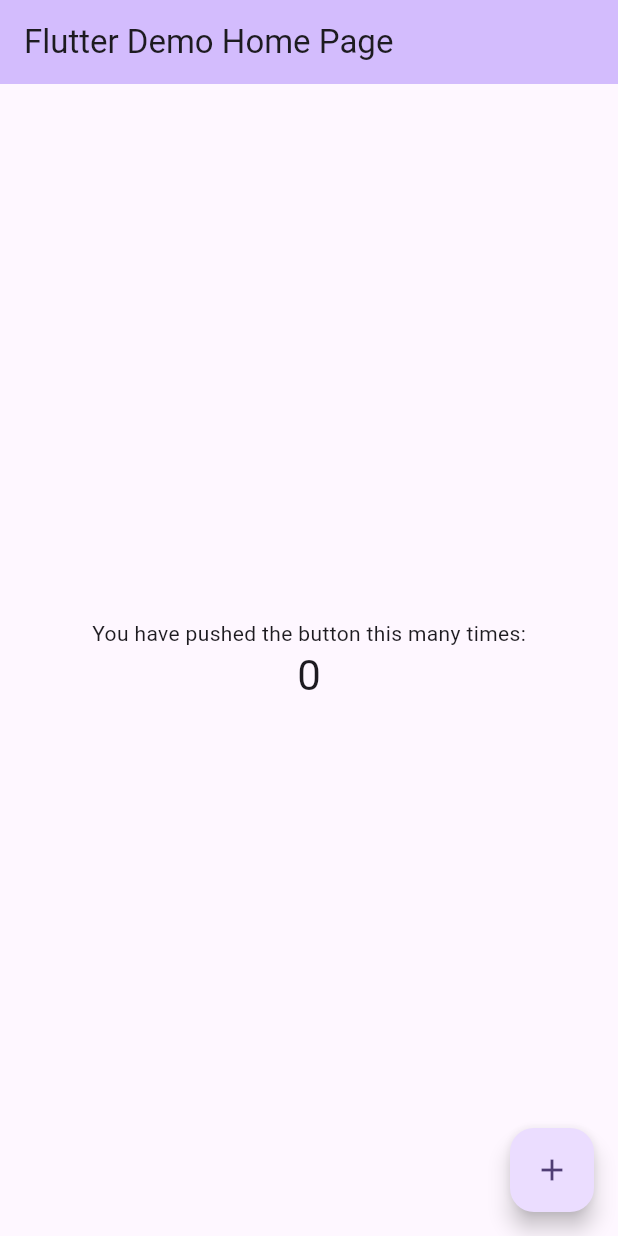
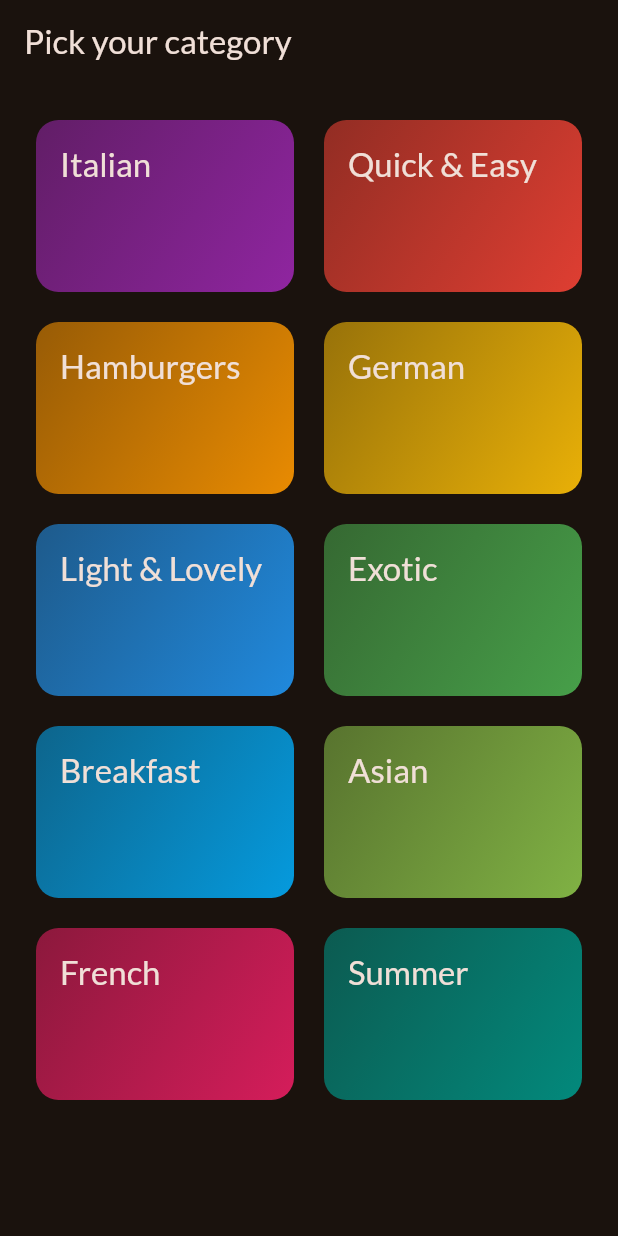
Before and after one commit to hoangminhtran94/meal_apps, a Flutter app: the screen it shows after launch, on a phone screen of 412 x 824 dp. Run offline on Flutter 3.47's test engine with Material 2 defaults, Android fonts, the phone set to English and light mode, and no system bars; our stand-ins replace google_fonts.

Commit message:
added dummy data, added main screen and adding meal screen

```diff
--- /dev/null
+++ b/lib/data/dummy_data.dart
@@ -0,0 +1,56 @@
+import 'package:flutter/material.dart';
+
+import '../models/category.dart';
+
+const availableCategories = [
+  Category(
+    id: 'c1',
+    title: 'Italian',
+    color: Colors.purple,
+  ),
+  Category(
+    id: 'c2',
+    title: 'Quick & Easy',
+    color: Colors.red,
+  ),
+  Category(
+    id: 'c3',
+    title: 'Hamburgers',
+    color: Colors.orange,
+  ),
+  Category(
+    id: 'c4',
+    title: 'German',
+    color: Colors.amber,
+  ),
+  Category(
+    id: 'c5',
+    title: 'Light & Lovely',
+    color: Colors.blue,
+  ),
+  Category(
+    id: 'c6',
+    title: 'Exotic',
+    color: Colors.green,
+  ),
+  Category(
+    id: 'c7',
+    title: 'Breakfast',
+    color: Colors.lightBlue,
+  ),
+  Category(
+    id: 'c8',
+    title: 'Asian',
+    color: Colors.lightGreen,
+  ),
+  Category(
+    id: 'c9',
+    title: 'French',
+    color: Colors.pink,
+  ),
+  Category(
+    id: 'c10',
+    title: 'Summer',
+    color: Colors.teal,
+  ),
+];
--- a/lib/main.dart
+++ b/lib/main.dart
@@ -1,125 +1,26 @@
 import 'package:flutter/material.dart';
 
+import 'package:google_fonts/google_fonts.dart';
+import 'package:meal_apps/screens/categories.dart';
+
+final theme = ThemeData(
+  useMaterial3: true,
+  colorScheme: ColorScheme.fromSeed(
+    brightness: Brightness.dark,
+    seedColor: const Color.fromARGB(255, 131, 57, 0),
+  ),
+  textTheme: GoogleFonts.latoTextTheme(),
+);
+
 void main() {
-  runApp(const MyApp());
+  runApp(const App());
 }
 
-class MyApp extends StatelessWidget {
-  const MyApp({super.key});
-
-  // This widget is the root of your application.
-  @override
-  Widget build(BuildContext context) {
-    return MaterialApp(
-      title: 'Flutter Demo',
-      theme: ThemeData(
-        // This is the theme of your application.
-        //
-        // TRY THIS: Try running your application with "flutter run". You'll see
-        // the application has a blue toolbar. Then, without quitting the app,
-        // try changing the seedColor in the colorScheme below to Colors.green
-        // and then invoke "hot reload" (save your changes or press the "hot
-        // reload" button in a Flutter-supported IDE, or press "r" if you used
-        // the command line to start the app).
-        //
-        // Notice that the counter didn't reset back to zero; the application
-        // state is not lost during the reload. To reset the state, use hot
-        // restart instead.
-        //
-        // This works for code too, not just values: Most code changes can be
-        // tested with just a hot reload.
-        colorScheme: ColorScheme.fromSeed(seedColor: Colors.deepPurple),
-        useMaterial3: true,
-      ),
-      home: const MyHomePage(title: 'Flutter Demo Home Page'),
-    );
-  }
-}
-
-class MyHomePage extends StatefulWidget {
-  const MyHomePage({super.key, required this.title});
-
-  // This widget is the home page of your application. It is stateful, meaning
-  // that it has a State object (defined below) that contains fields that affect
-  // how it looks.
-
-  // This class is the configuration for the state. It holds the values (in this
-  // case the title) provided by the parent (in this case the App widget) and
-  // used by the build method of the State. Fields in a Widget subclass are
-  // always marked "final".
-
-  final String title;
-
-  @override
-  State<MyHomePage> createState() => _MyHomePageState();
-}
-
-class _MyHomePageState extends State<MyHomePage> {
-  int _counter = 0;
-
-  void _incrementCounter() {
-    setState(() {
-      // This call to setState tells the Flutter framework that something has
-      // changed in this State, which causes it to rerun the build method below
-      // so that the display can reflect the updated values. If we changed
-      // _counter without calling setState(), then the build method would not be
-      // called again, and so nothing would appear to happen.
-      _counter++;
-    });
-  }
+class App extends StatelessWidget {
+  const App({super.key});
 
   @override
   Widget build(BuildContext context) {
-    // This method is rerun every time setState is called, for instance as done
-    // by the _incrementCounter method above.
-    //
-    // The Flutter framework has been optimized to make rerunning build methods
-    // fast, so that you can just rebuild anything that needs updating rather
-    // than having to individually change instances of widgets.
-    return Scaffold(
-      appBar: AppBar(
-        // TRY THIS: Try changing the color here to a specific color (to
-        // Colors.amber, perhaps?) and trigger a hot reload to see the AppBar
-        // change color while the other colors stay the same.
-        backgroundColor: Theme.of(context).colorScheme.inversePrimary,
-        // Here we take the value from the MyHomePage object that was created by
-        // the App.build method, and use it to set our appbar title.
-        title: Text(widget.title),
-      ),
-      body: Center(
-        // Center is a layout widget. It takes a single child and positions it
-        // in the middle of the parent.
-        child: Column(
-          // Column is also a layout widget. It takes a list of children and
-          // arranges them vertically. By default, it sizes itself to fit its
-          // children horizontally, and tries to be as tall as its parent.
-          //
-          // Column has various properties to control how it sizes itself and
-          // how it positions its children. Here we use mainAxisAlignment to
-          // center the children vertically; the main axis here is the vertical
-          // axis because Columns are vertical (the cross axis would be
-          // horizontal).
-          //
-          // TRY THIS: Invoke "debug painting" (choose the "Toggle Debug Paint"
-          // action in the IDE, or press "p" in the console), to see the
-          // wireframe for each widget.
-          mainAxisAlignment: MainAxisAlignment.center,
-          children: <Widget>[
-            const Text(
-              'You have pushed the button this many times:',
-            ),
-            Text(
-              '$_counter',
-              style: Theme.of(context).textTheme.headlineMedium,
-            ),
-          ],
-        ),
-      ),
-      floatingActionButton: FloatingActionButton(
-        onPressed: _incrementCounter,
-        tooltip: 'Increment',
-        child: const Icon(Icons.add),
-      ), // This trailing comma makes auto-formatting nicer for build methods.
-    );
+    return MaterialApp(theme: theme, home: const CategoriesScreen());
   }
 }
--- /dev/null
+++ b/lib/screens/categories.dart
@@ -0,0 +1,39 @@
+import 'package:flutter/material.dart';
+import 'package:meal_apps/data/dummy_data.dart';
+import 'package:meal_apps/screens/meals.dart';
+import 'package:meal_apps/widgets/category_grid_item.dart';
+
+class CategoriesScreen extends StatelessWidget {
+  const CategoriesScreen({super.key});
+  void _selectCategory(BuildContext context) {
+    Navigator.push(
+        context,
+        MaterialPageRoute(
+            builder: (ctx) => MealsScreen(title: "Something", meals: [])));
+  }
+
+  @override
+  Widget build(BuildContext context) {
+    return Scaffold(
+      appBar: AppBar(
+        title: const Text("Pick your category"),
+      ),
+      body: GridView(
+        padding: const EdgeInsets.all(24),
+        gridDelegate: const SliverGridDelegateWithFixedCrossAxisCount(
+            crossAxisCount: 2,
+            childAspectRatio: 3 / 2,
+            crossAxisSpacing: 20,
+            mainAxisSpacing: 20),
+        children: availableCategories
+            .map((category) => CategoryGridItem(
+                  category: category,
+                  onSelectCategory: () {
+                    _selectCategory(context);
+                  },
+                ))
+            .toList(),
+      ),
+    );
+  }
+}
--- /dev/null
+++ b/lib/widgets/category_grid_item.dart
@@ -0,0 +1,33 @@
+import 'package:flutter/material.dart';
+import 'package:meal_apps/models/category.dart';
+
+class CategoryGridItem extends StatelessWidget {
+  const CategoryGridItem(
+      {super.key, required this.category, required this.onSelectCategory});
+  final Category category;
+  final void Function() onSelectCategory;
+  @override
+  Widget build(BuildContext context) {
+    return InkWell(
+      onTap: onSelectCategory,
+      splashColor: Theme.of(context).primaryColor,
+      borderRadius: const BorderRadius.all(Radius.circular(15)),
+      child: Container(
+        padding: const EdgeInsets.all(16),
+        decoration: BoxDecoration(
+            borderRadius: const BorderRadius.all(Radius.circular(15)),
+            gradient: LinearGradient(colors: [
+              category.color.withOpacity(0.55),
+              category.color.withOpacity(0.9)
+            ], begin: Alignment.topLeft, end: Alignment.bottomRight)),
+        child: Text(
+          category.title,
+          style: Theme.of(context)
+              .textTheme
+              .titleLarge!
+              .copyWith(color: Theme.of(context).colorScheme.onBackground),
+        ),
+      ),
+    );
+  }
+}
--- a/pubspec.yaml
+++ b/pubspec.yaml
@@ -35,6 +35,7 @@ dependencies:
   # The following adds the Cupertino Icons font to your application.
   # Use with the CupertinoIcons class for iOS style icons.
   cupertino_icons: ^1.0.2
+  google_fonts: ^5.1.0
 
 dev_dependencies:
   flutter_test:
```
Also changed, not shown: lib/models/category.dart (added, +361 -0 lines), lib/models/meal.dart (added, +43 -0 lines), lib/screens/meals.dart (added, +48 -0 lines), pubspec.lock, 2 other files.
